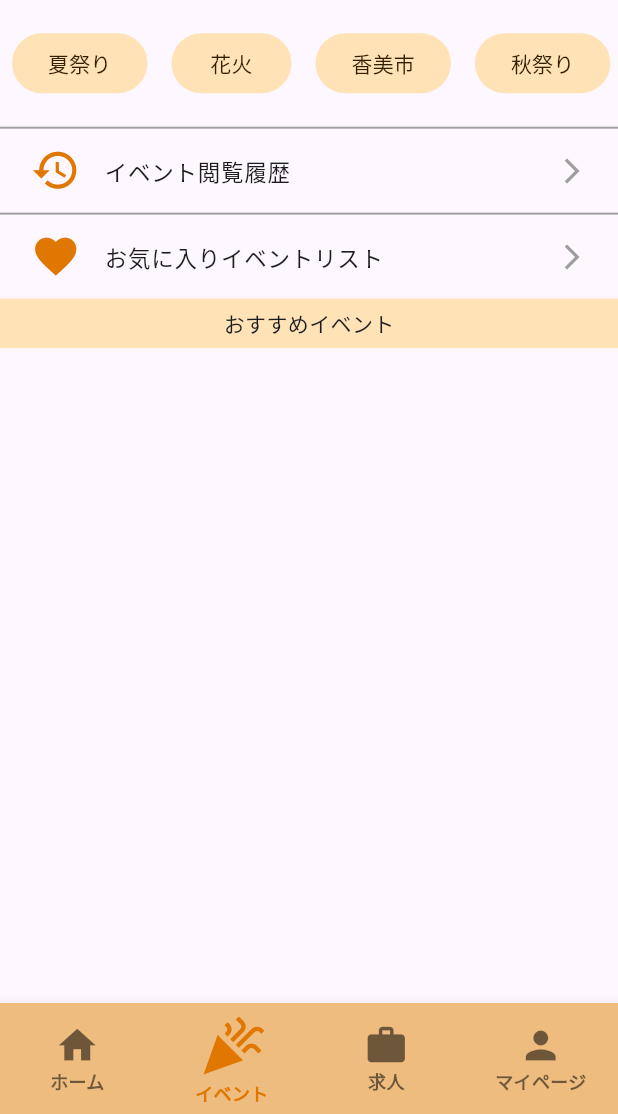
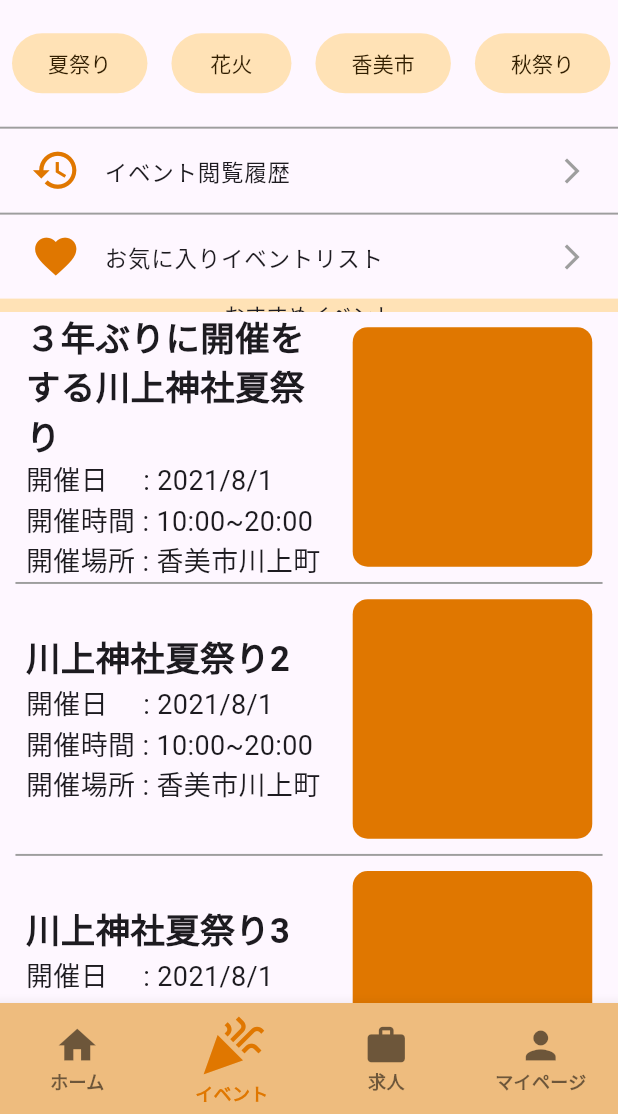
Before and after one commit to Ktomoya912/reelproject, a Flutter app: the Event screen opened by its route, on a phone screen of 412 x 824 dp, the part 122-1236 px from its top. Run offline on Flutter 3.47's test engine with Material 3 defaults, Android fonts, the phone set to English and light mode, and no system bars; our stand-ins replace auto_route.

Commit message:
イベント広告リストコンポーネント作成

```diff
--- a/lib/component/appbar/event_job_appbar.dart
+++ b/lib/component/appbar/event_job_appbar.dart
@@ -4,17 +4,55 @@ import '/provider/change_general_corporation.dart';
 
 //検索アップバー
 //ただし、bodyにて使用すること
-class EventJobSearchBar extends StatefulWidget {
+class EventJobSearchBar extends StatefulWidget implements PreferredSizeWidget {
   const EventJobSearchBar({
     super.key,
     required this.tagList,
     required this.favoriteHistoryList,
     required this.title,
+    required this.mediaQueryData,
   });
 
   final List tagList; //表示するタグのリスト
   final List<Map<String, dynamic>> favoriteHistoryList; //表示するお気に入り、閲覧履歴リスト
   final String title; //タイトル
+  final MediaQueryData mediaQueryData;
+
+  @override
+  Size get preferredSize {
+    //タイトルバーの最大、最小サイズ
+    double titleSize = mediaQueryData.size.height / 25;
+    //最大
+    if (titleSize > 50.0) {
+      titleSize = 50;
+    }
+    //最小
+    else if (titleSize < 30.0) {
+      titleSize = 30;
+    }
+
+    //appbarの高さ設定
+    double height = mediaQueryData.size.height; //画面の高さ
+    double appbarSize =
+        //上の空間の高さ
+        height / 20 +
+            //検索バーの高さ
+            40 +
+            //タグと検索バーの間の高さ
+            height / 80 +
+            //タグの高さ
+            40 +
+            8 +
+            8 +
+            //タグとリストの間の高さ
+            height / 93 +
+            //リストの高さ
+            100 +
+            //タイトルバーの高さ
+            titleSize;
+
+    return Size(double.infinity, appbarSize);
+  }
 
   @override
   State<EventJobSearchBar> createState() => EventJobSearchBarState();
@@ -36,10 +74,9 @@ class EventJobSearchBarState extends State<EventJobSearchBar> {
 
   @override
   Widget build(BuildContext context) {
-    MediaQueryData mediaQueryData = MediaQuery.of(context); //画面サイズ取得
     final store = Provider.of<ChangeGeneralCorporation>(context); //プロバイダ
     //タイトルバーの最大、最小サイズ
-    double titleSize = mediaQueryData.size.height / 25;
+    double titleSize = widget.mediaQueryData.size.height / 25;
     //最大
     if (titleSize > 50.0) {
       titleSize = 50;
@@ -55,12 +92,12 @@ class EventJobSearchBarState extends State<EventJobSearchBar> {
           children: [
             //高さ調整(一番上の空間)
             SizedBox(
-              height: mediaQueryData.size.height / 20,
+              height: widget.mediaQueryData.size.height / 20,
             ),
             //検索バー
             SizedBox(
               height: 40, //検索バーの高さ,
-              width: mediaQueryData.size.width * widthPower, //検索バーの幅
+              width: widget.mediaQueryData.size.width * widthPower, //検索バーの幅
               child: TextField(
                 cursorColor: store.mainColor, //カーソルの色
                 controller: _controller,
@@ -103,7 +140,7 @@ class EventJobSearchBarState extends State<EventJobSearchBar> {
             ),
             //高さ調整
             SizedBox(
-              height: mediaQueryData.size.height / 80,
+              height: widget.mediaQueryData.size.height / 80,
             ),
             //タグリスト
             //横スクロール
@@ -134,26 +171,26 @@ class EventJobSearchBarState extends State<EventJobSearchBar> {
 
             //高さ調整
             SizedBox(
-              height: mediaQueryData.size.height / 80,
+              height: widget.mediaQueryData.size.height / 80,
             ),
 
             //お気に入り、閲覧履歴リスト
             SizedBox(
-                width: mediaQueryData.size.width,
-                //height: 100,
+                width: widget.mediaQueryData.size.width,
                 child: FavoriteHistoryList(
-                  mediaQueryData: mediaQueryData,
+                  mediaQueryData: widget.mediaQueryData,
                   store: store,
                   list: widget.favoriteHistoryList,
                 )),
 
             //タイトルバー
-            Container(
+            Expanded(
+                child: Container(
               height: titleSize,
-              width: mediaQueryData.size.width,
+              width: widget.mediaQueryData.size.width,
               color: store.thinColor,
               child: Center(child: Text(widget.title)),
-            )
+            )),
           ],
         ),
       ),
--- /dev/null
+++ b/lib/component/listView/event_advertisment_list.dart
@@ -0,0 +1,141 @@
+import 'package:flutter/material.dart';
+import 'package:provider/provider.dart';
+import '/provider/change_general_corporation.dart';
+
+//イベント広告リスト
+class EventAdvertisementList extends StatelessWidget {
+  const EventAdvertisementList({
+    super.key,
+    required this.advertisementList,
+    required this.mediaQueryData,
+  });
+
+  final List<Map<String, dynamic>> advertisementList;
+  final MediaQueryData mediaQueryData;
+
+  static double lineWidth = 1.3; //線の太さ定数
+
+  static String dayString = "開催日     : ";
+  static String timeString = "開催時間 : ";
+  static String placeString = "開催場所 : ";
+
+  @override
+  Widget build(BuildContext context) {
+    final store = Provider.of<ChangeGeneralCorporation>(context); //プロバイダ
+    double buttonWidthPower = mediaQueryData.size.width / 4; //ボタンの縦横幅
+    //画像の縦横幅の最大、最小値
+    if (buttonWidthPower > 230) {
+      buttonWidthPower = 230;
+    } else if (buttonWidthPower < 170) {
+      buttonWidthPower = 170;
+    }
+    double imageWidthPower =
+        buttonWidthPower - mediaQueryData.size.width / 40; //画像の縦横幅
+    //横幅が想定より大きくなった場合、横の幅を広げる
+    //その時足し加える値
+    double addWidth = 0;
+    //横のほうが広くなった場合
+    if (mediaQueryData.size.width > mediaQueryData.size.height) {
+      addWidth = (mediaQueryData.size.width - mediaQueryData.size.height) / 15;
+    }
+
+    return ListView.builder(
+      itemCount: advertisementList.length, //要素数
+      itemBuilder: (BuildContext context, int index) {
+        return Column(
+          children: [
+            //ボタン
+            InkWell(
+              onTap: () {
+                //タップ処理
+              },
+              child:
+                  //ボタン全体のサイズ
+                  SizedBox(
+                child: Row(
+                  mainAxisAlignment: MainAxisAlignment.center, //横方向真ん中寄寄せ
+                  children: [
+                    SizedBox(
+                        width: (mediaQueryData.size.width / 100) + addWidth),
+                    //左の文
+                    SizedBox(
+                      width:
+                          (mediaQueryData.size.width / 12 * 6) - (addWidth / 2),
+                      child: Column(
+                        crossAxisAlignment: CrossAxisAlignment.start, //左寄せ
+                        mainAxisSize: MainAxisSize.min, //縦方向真ん中寄せ
+                        children: [
+                          //タイトル
+                          Text(
+                            advertisementList.elementAt(index)["title"],
+                            style: const TextStyle(
+                                fontWeight: FontWeight.bold, fontSize: 23),
+                          ),
+                          Column(
+                            crossAxisAlignment: CrossAxisAlignment.start, //左寄せ
+                            children: [
+                              //開催日
+                              Text(
+                                  dayString +
+                                      advertisementList.elementAt(index)["day"],
+                                  style: const TextStyle(fontSize: 18)),
+                              //開催時
+                              Text(
+                                  timeString +
+                                      advertisementList
+                                          .elementAt(index)["time"],
+                                  style: const TextStyle(fontSize: 18)),
+                              //開催場所
+                              Text(
+                                  placeString +
+                                      advertisementList
+                                          .elementAt(index)["place"],
+                                  style: const TextStyle(fontSize: 18)),
+                            ],
+                          ),
+                        ],
+                      ),
+                    ),
+                    //画像
+                    SizedBox(
+                      height: buttonWidthPower + 10, //ボタン全体の高さ,
+                      width:
+                          (mediaQueryData.size.width / 12 * 5) - (addWidth / 2),
+                      child: Row(
+                        mainAxisAlignment: MainAxisAlignment.end, //右寄せ
+                        children: [
+                          Container(
+                            height: imageWidthPower,
+                            width: imageWidthPower,
+                            decoration: BoxDecoration(
+                              color: store.mainColor,
+                              borderRadius: BorderRadius.circular(10),
+                            ),
+                          ),
+                        ],
+                      ),
+                    ),
+                    SizedBox(
+                        width: (mediaQueryData.size.width / 100) + addWidth),
+                  ],
+                ),
+              ),
+            ),
+            //下線
+            Container(
+              width: mediaQueryData.size.width -
+                  (mediaQueryData.size.width / 20) -
+                  addWidth,
+              decoration: BoxDecoration(
+                border: Border(
+                  bottom: BorderSide(
+                      color: store.greyColor, width: lineWidth), //リストを区別する線
+                ),
+              ),
+            ),
+          ],
+        );
+      },
+    );
+  }
+}
--- a/lib/page/event/event.dart
+++ b/lib/page/event/event.dart
@@ -3,6 +3,7 @@ import 'package:flutter/material.dart';
 import 'package:auto_route/auto_route.dart';
 //import '/provider/change_general_corporation.dart';
 import 'package:reelproject/component/appbar/event_job_appbar.dart';
+import 'package:reelproject/component/listView/event_advertisment_list.dart';
 
 @RoutePage()
 class EventRouterPage extends AutoRouter {
@@ -46,13 +47,54 @@ class _EventState extends State<Event> {
     },
   ];
 
+  //イベント広告のリスト
+  //titleに文字数制限を設ける
+  static List<Map<String, dynamic>> advertisementList = [
+    {
+      "title": "３年ぶりに開催をする川上神社夏祭り", //タイトル
+      "day": "2021/8/1", //日付
+      "time": "10:00~20:00", //時間
+      "place": "香美市川上町", //場所
+    },
+    {
+      "title": "川上神社夏祭り2",
+      "day": "2021/8/1",
+      "time": "10:00~20:00",
+      "place": "香美市川上町",
+    },
+    {
+      "title": "川上神社夏祭り3",
+      "day": "2021/8/1",
+      "time": "10:00~20:00",
+      "place": "香美市川上町",
+    },
+    {
+      "title": "川上神社夏祭り4",
+      "day": "2021/8/1",
+      "time": "10:00~20:00",
+      "place": "香美市川上町",
+    },
+    {
+      "title": "川上神社夏祭り5",
+      "day": "2021/8/1",
+      "time": "10:00~20:00",
+      "place": "香美市川上町",
+    }
+  ];
+
   @override
   Widget build(BuildContext context) {
+    MediaQueryData mediaQueryData = MediaQuery.of(context); //画面サイズ取得
     return Scaffold(
-      body: EventJobSearchBar(
+        appBar: EventJobSearchBar(
           tagList: tagList,
           favoriteHistoryList: favoriteHistoryList,
-          title: "おすすめイベント"),
-    );
+          title: "おすすめイベント",
+          mediaQueryData: mediaQueryData,
+        ),
+        body: EventAdvertisementList(
+          advertisementList: advertisementList,
+          mediaQueryData: mediaQueryData,
+        ));
   }
 }
--- a/lib/page/job/job.dart
+++ b/lib/page/job/job.dart
@@ -1,5 +1,6 @@
 import 'package:flutter/material.dart';
 import 'package:auto_route/auto_route.dart';
+import 'package:reelproject/component/appbar/event_job_appbar.dart';
 
 @RoutePage()
 class JobRouterPage extends AutoRouter {
@@ -16,8 +17,43 @@ class Job extends StatefulWidget {
 
 class _JobState extends State<Job> {
   final int index = 2; //BottomAppBarのIcon番号
+
+  //タグリスト
+  //検索結果画面が作成できたらここにpush先を追加する
+  static List tagList = [
+    "夏祭り",
+    "花火",
+    "香美市",
+    "秋祭り",
+    "イベント",
+    "イベント",
+    "イベント",
+    "イ"
+  ];
+
+  //お気に入り、閲覧履歴リスト
+  //それぞれのページができたらここにそれぞれのpush先を追加する
+  static List<Map<String, dynamic>> favoriteHistoryList = [
+    {
+      "icon": Icons.history,
+      "title": "求人閲覧履歴",
+    },
+    {
+      "icon": Icons.favorite,
+      "title": "お気に入り求人リスト",
+    },
+  ];
+
   @override
   Widget build(BuildContext context) {
-    return const Scaffold();
+    MediaQueryData mediaQueryData = MediaQuery.of(context); //画面サイズ取得
+    return Scaffold(
+      appBar: EventJobSearchBar(
+        tagList: tagList,
+        favoriteHistoryList: favoriteHistoryList,
+        title: "おすすめ求人",
+        mediaQueryData: mediaQueryData,
+      ),
+    );
   }
 }
```
